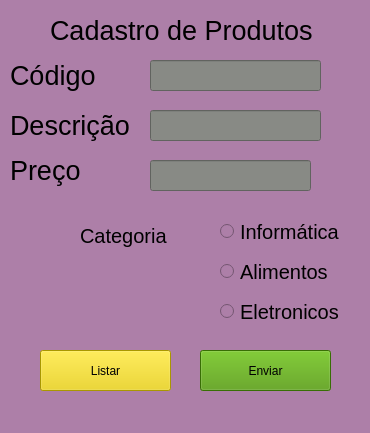
Qt form formulario.ui (guiihh532/myFirstSystemPython) before a commit.
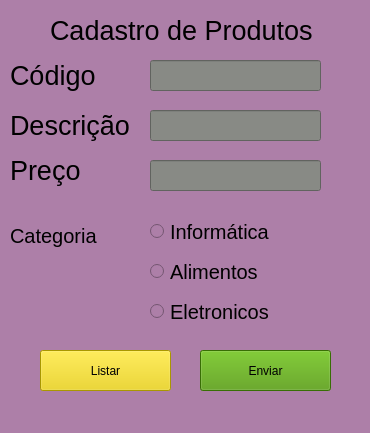
The same form after that commit.

```diff
--- a/formulario.ui
+++ b/formulario.ui
@@ -124,7 +124,7 @@
      <rect>
       <x>150</x>
       <y>160</y>
-      <width>161</width>
+      <width>171</width>
       <height>31</height>
      </rect>
     </property>
@@ -135,7 +135,7 @@
    <widget class="QRadioButton" name="radioButton">
     <property name="geometry">
      <rect>
-      <x>220</x>
+      <x>150</x>
       <y>220</y>
       <width>131</width>
       <height>23</height>
@@ -153,7 +153,7 @@
    <widget class="QRadioButton" name="radioButton_2">
     <property name="geometry">
      <rect>
-      <x>220</x>
+      <x>150</x>
       <y>260</y>
       <width>131</width>
       <height>23</height>
@@ -171,7 +171,7 @@
    <widget class="QRadioButton" name="radioButton_3">
     <property name="geometry">
      <rect>
-      <x>220</x>
+      <x>150</x>
       <y>300</y>
       <width>131</width>
       <height>23</height>
@@ -189,9 +189,9 @@
    <widget class="QLabel" name="label_5">
     <property name="geometry">
      <rect>
-      <x>80</x>
+      <x>10</x>
       <y>220</y>
-      <width>101</width>
+      <width>111</width>
       <height>31</height>
      </rect>
     </property>
```
